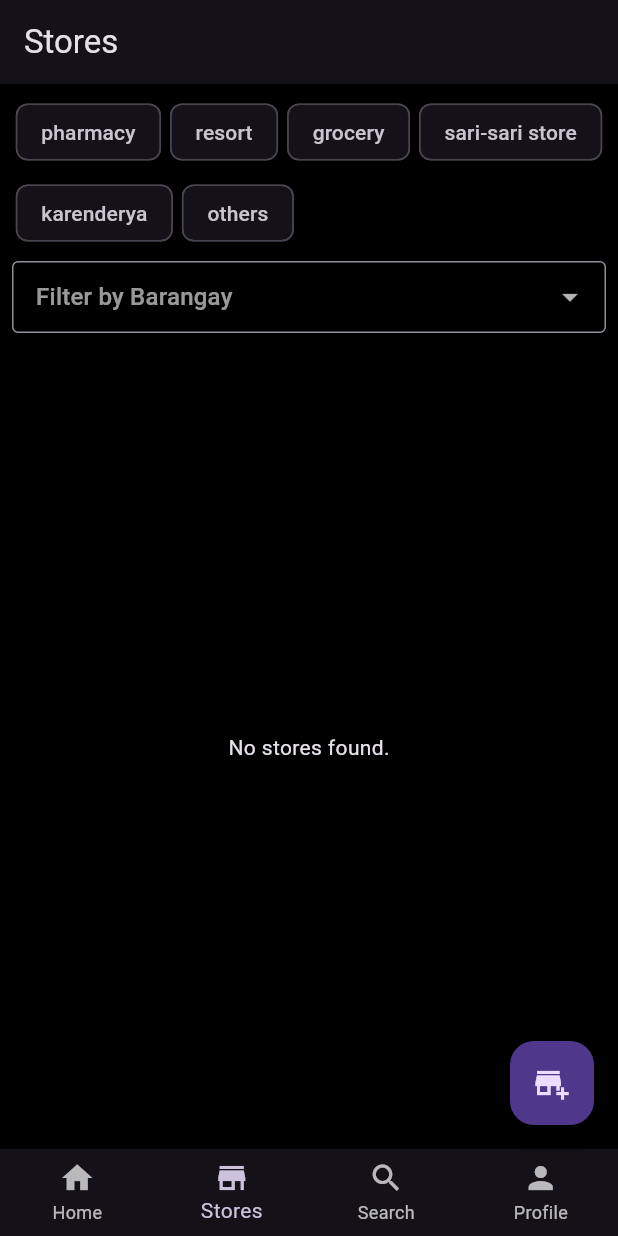
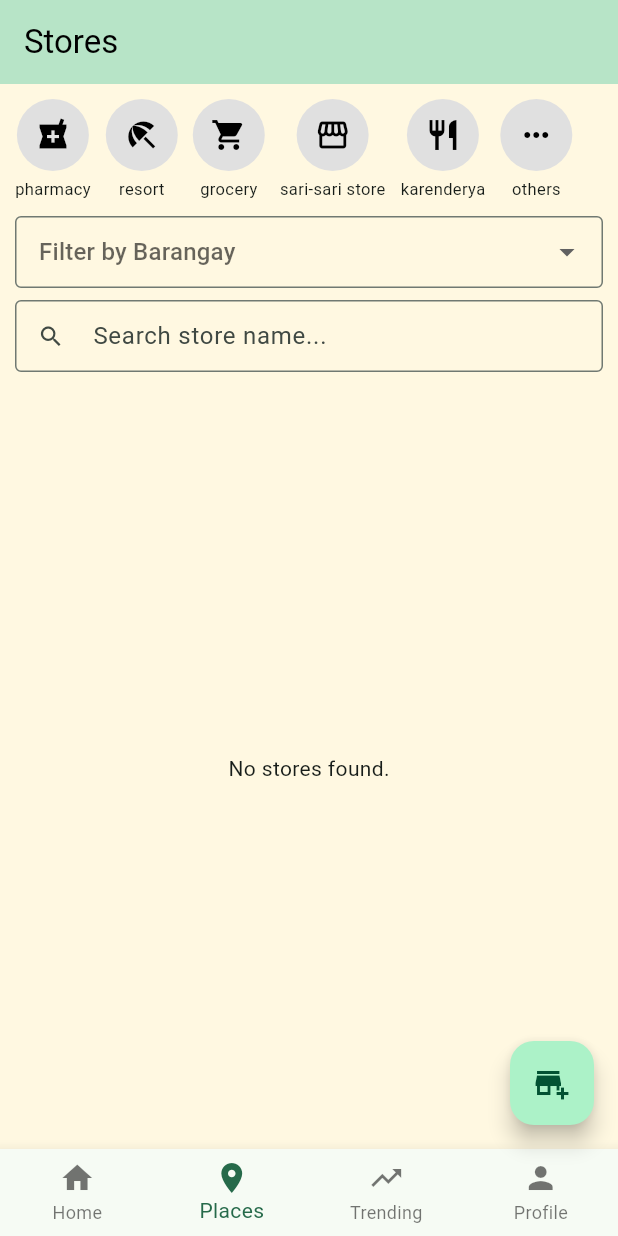
Before and after one commit to Olegario-III/lockalistaapp, a Flutter app: the screen it shows once a user with an empty profile is signed in, item 2 of the bottom bar chosen, on a phone screen of 412 x 824 dp. Run offline on Flutter 3.47's test engine with Material 3 defaults, Android fonts, the phone set to English and light mode, and no system bars; our stand-ins replace cached_network_image, cloud_firestore, firebase_auth, firebase_core, flutter_map, geolocator and 4 more; accounts and stored records are empty; network calls fail.

Commit message:
day20 update the theme, remove the separate search section, add a trending section

```diff
--- a/lib/config/theme.dart
+++ b/lib/config/theme.dart
@@ -1,15 +1,33 @@
 import 'package:flutter/material.dart';
 
 class AppTheme {
-  static final lightTheme = ThemeData(
+  // 🌤 Light Yellow (soft, not blinding)
+  static const Color lightYellow = Color(0xFFFFF8E1);
+
+  // 🌱 Light Green (primary accent)
+  static const Color lightGreen = Color(0xFFB7E4C7);
+
+  static final ThemeData lightTheme = ThemeData(
     brightness: Brightness.light,
-    scaffoldBackgroundColor: Colors.grey[100],
-    primarySwatch: Colors.blue,
+    scaffoldBackgroundColor: lightYellow,
+    colorScheme: ColorScheme.fromSeed(
+      seedColor: lightGreen,
+      brightness: Brightness.light,
+      background: lightYellow,
+    ),
+    appBarTheme: const AppBarTheme(
+      backgroundColor: lightGreen,
+      foregroundColor: Colors.black,
+      elevation: 0,
+    ),
   );
 
-  static final darkTheme = ThemeData(
+  static final ThemeData darkTheme = ThemeData(
     brightness: Brightness.dark,
     scaffoldBackgroundColor: Colors.black,
-    primarySwatch: Colors.blue,
+    colorScheme: ColorScheme.fromSeed(
+      seedColor: lightGreen,
+      brightness: Brightness.dark,
+    ),
   );
 }
--- a/lib/core/utils/theme_notifier.dart
+++ b/lib/core/utils/theme_notifier.dart
@@ -1,7 +1,7 @@
 import 'package:flutter/material.dart';
 
 class ThemeNotifier extends ChangeNotifier {
-  ThemeMode _themeMode = ThemeMode.dark;
+  ThemeMode _themeMode = ThemeMode.light; // ✅ DEFAULT LIGHT MODE
 
   ThemeMode get themeMode => _themeMode;
   bool get isDarkMode => _themeMode == ThemeMode.dark;
--- a/lib/features/auth/login_page.dart
+++ b/lib/features/auth/login_page.dart
@@ -130,7 +130,7 @@ class _LoginPageState extends State<LoginPage> {
                       textAlign: TextAlign.center,
                       style: Theme.of(context).textTheme.bodySmall?.copyWith(
                             fontWeight: FontWeight.w500,
-                            color: Theme.of(context).colorScheme.onBackground,
+                            color: Theme.of(context).colorScheme.onSurface,
                           ),
                     ),
                   ],
--- a/lib/features/home/home_page.dart
+++ b/lib/features/home/home_page.dart
@@ -1,15 +1,14 @@
-// lib/features/home/home_page.dart
 import 'package:flutter/material.dart';
 import 'package:cloud_firestore/cloud_firestore.dart';
 
 import '../../core/services/auth_service.dart';
-import '../stores/store_list_page.dart';
 import '../events/event_list_page.dart';
 import '../events/add_event_page.dart';
+import '../stores/store_list_page.dart';
 import '../stores/add_store_page.dart';
-import '../search/search_page.dart';
 import '../profile/profile_page.dart';
 import '../admin/admin_dashboard_page.dart';
+import '../trending/trending_page.dart'; // ✅ NEW
 
 class HomePage extends StatefulWidget {
   const HomePage({super.key});
@@ -28,14 +27,15 @@ class _HomePageState extends State<HomePage> {
   @override
   void initState() {
     super.initState();
-    // Setup pages
+
     _pages = [
-      EventListPage(),
-      StoreListPage(),
-      SearchPage(),
+      const EventListPage(),      // Home
+      const StoreListPage(),      // Places
+      const TrendingPage(),       // Trending
       if (_auth.currentUser != null)
-    ProfilePage(userId: _auth.currentUser!.uid),
+        ProfilePage(userId: _auth.currentUser!.uid),
     ];
+
     _checkAdmin();
   }
 
@@ -51,7 +51,7 @@ class _HomePageState extends State<HomePage> {
     if (doc.exists && doc.data()?['role'] == 'admin') {
       setState(() {
         _isAdmin = true;
-        _pages.add(AdminDashboardPage());
+        _pages.add(const AdminDashboardPage());
       });
     }
   }
@@ -59,13 +59,8 @@ class _HomePageState extends State<HomePage> {
   @override
   Widget build(BuildContext context) {
     return Scaffold(
-      // Main body
       body: _pages[_currentIndex],
-
-      // Floating Action Button for Add Event / Add Store
       floatingActionButton: _buildFAB(context),
-
-      // Bottom Navigation Bar
       bottomNavigationBar: BottomNavigationBar(
         currentIndex: _currentIndex,
         onTap: (index) => setState(() => _currentIndex = index),
@@ -76,12 +71,12 @@ class _HomePageState extends State<HomePage> {
             label: 'Home',
           ),
           const BottomNavigationBarItem(
-            icon: Icon(Icons.store),
-            label: 'Stores',
+            icon: Icon(Icons.place), // ✅ PLACES
+            label: 'Places',
           ),
           const BottomNavigationBarItem(
-            icon: Icon(Icons.search),
-            label: 'Search',
+            icon: Icon(Icons.trending_up), // ✅ TRENDING
+            label: 'Trending',
           ),
           const BottomNavigationBarItem(
             icon: Icon(Icons.person),
@@ -97,12 +92,12 @@ class _HomePageState extends State<HomePage> {
     );
   }
 
-  /// Returns the FAB depending on selected tab
+  /// Floating Action Button logic
   Widget? _buildFAB(BuildContext context) {
     final user = _auth.currentUser;
-    if (user == null) return null; // Not logged in, no FAB
+    if (user == null) return null;
 
-    // Events tab
+    // Add Event
     if (_currentIndex == 0) {
       return FloatingActionButton(
         onPressed: () {
@@ -116,7 +111,7 @@ class _HomePageState extends State<HomePage> {
       );
     }
 
-    // Stores tab
+    // Add Place (Store)
     if (_currentIndex == 1) {
       return FloatingActionButton(
         onPressed: () {
@@ -125,12 +120,11 @@ class _HomePageState extends State<HomePage> {
             MaterialPageRoute(builder: (_) => const AddStorePage()),
           );
         },
-        tooltip: 'Add Store (Pending Approval)',
+        tooltip: 'Add Place (Pending Approval)',
         child: const Icon(Icons.add_business),
       );
     }
 
-    // No FAB for other tabs
     return null;
   }
 }
--- a/lib/features/stores/add_store_page.dart
+++ b/lib/features/stores/add_store_page.dart
@@ -183,7 +183,7 @@ class _AddStorePageState extends State<AddStorePage> {
 
                       // Store Type
                       DropdownButtonFormField<String>(
-                        value: selectedType,
+                        initialValue: selectedType,
                         decoration:
                             const InputDecoration(labelText: 'Store Type'),
                         items: storeTypes
--- a/lib/features/stores/store_list_page.dart
+++ b/lib/features/stores/store_list_page.dart
@@ -22,6 +22,8 @@ class _StoreListPageState extends State<StoreListPage> {
 
   String? selectedType;
   String? selectedBarangay;
+  String searchQuery = '';
+
   Position? userPosition;
 
   final List<String> storeTypes = [
@@ -32,6 +34,15 @@ class _StoreListPageState extends State<StoreListPage> {
     'karenderya',
     'others',
   ];
+
+  final Map<String, IconData> storeTypeIcons = {
+    'pharmacy': Icons.local_pharmacy,
+    'resort': Icons.beach_access,
+    'grocery': Icons.shopping_cart,
+    'sari-sari store': Icons.storefront,
+    'karenderya': Icons.restaurant,
+    'others': Icons.more_horiz,
+  };
 
   final List<String> barangays = [
     'Batingan',
@@ -66,7 +77,6 @@ class _StoreListPageState extends State<StoreListPage> {
     _checkAdmin();
   }
 
-  /// 🔐 Correct admin check (users.role)
   Future<void> _checkAdmin() async {
     if (currentUserId == null) return;
 
@@ -82,7 +92,6 @@ class _StoreListPageState extends State<StoreListPage> {
     });
   }
 
-  /// 📍 Get user location
   Future<void> _getUserLocation() async {
     final permission = await Geolocator.requestPermission();
     if (permission == LocationPermission.denied ||
@@ -94,7 +103,6 @@ class _StoreListPageState extends State<StoreListPage> {
     if (mounted) setState(() {});
   }
 
-  /// 📏 Distance calculation
   double _distanceToUser(sm.StoreModel store) {
     if (userPosition == null) return double.infinity;
 
@@ -108,8 +116,6 @@ class _StoreListPageState extends State<StoreListPage> {
 
   @override
   Widget build(BuildContext context) {
-    final theme = Theme.of(context);
-
     return Scaffold(
       appBar: AppBar(title: const Text('Stores')),
       body: Column(
@@ -125,19 +131,29 @@ class _StoreListPageState extends State<StoreListPage> {
 
                 var stores = snapshot.data!;
 
-                /// 🔍 Filters
+                /// 🔍 TYPE FILTER
                 if (selectedType != null) {
                   stores =
                       stores.where((s) => s.type == selectedType).toList();
                 }
 
+                /// 📍 BARANGAY FILTER
                 if (selectedBarangay != null) {
                   stores = stores
                       .where((s) => s.barangay == selectedBarangay)
                       .toList();
                 }
 
-                /// 📍 Sort by distance
+                /// 🔎 SEARCH FILTER
+                if (searchQuery.isNotEmpty) {
+                  stores = stores
+                      .where((s) => s.name
+                          .toLowerCase()
+                          .contains(searchQuery.toLowerCase()))
+                      .toList();
+                }
+
+                /// 📏 SORT BY DISTANCE
                 stores.sort(
                   (a, b) =>
                       _distanceToUser(a).compareTo(_distanceToUser(b)),
@@ -169,36 +185,17 @@ class _StoreListPageState extends State<StoreListPage> {
                       ),
                       title: Text(
                         s.name,
-                        style: const TextStyle(fontWeight: FontWeight.w600),
+                        style:
+                            const TextStyle(fontWeight: FontWeight.w600),
                       ),
-                      subtitle: Column(
-                        crossAxisAlignment: CrossAxisAlignment.start,
-                        children: [
-                          const SizedBox(height: 2),
-
-                          /// ⭐ rating + distance
-                          Text(
+                      subtitle: Text(
                         '${s.averageRating.toStringAsFixed(1)} ★ • '
                         '${(_distanceToUser(s) / 1000).toStringAsFixed(2)} km',
                       ),
-
-                          /// 👤 approved by
-                          if (s.approvedByName != null)
-                            Text(
-                              'Approved by ${s.approvedByName}',
-                              style: theme.textTheme.bodySmall?.copyWith(
-                                color: theme.colorScheme.onSurface
-                                    .withOpacity(0.6),
-                              ),
-                            ),
-                        ],
-                      ),
                       trailing: canDelete
                           ? IconButton(
-                              icon: const Icon(
-                                Icons.delete,
-                                color: Colors.red,
-                              ),
+                              icon: const Icon(Icons.delete,
+                                  color: Colors.red),
                               onPressed: () async {
                                 final confirm =
                                     await showDialog<bool>(
@@ -207,8 +204,7 @@ class _StoreListPageState extends State<StoreListPage> {
                                     title:
                                         const Text('Delete store?'),
                                     content: const Text(
-                                      'This action cannot be undone.',
-                                    ),
+                                        'This action cannot be undone.'),
                                     actions: [
                                       TextButton(
                                         onPressed: () =>
@@ -252,29 +248,60 @@ class _StoreListPageState extends State<StoreListPage> {
     );
   }
 
-  /// 🔘 Filters UI
+  /// 🔘 FILTER UI (ICON + DROPDOWN + SEARCH)
   Widget _buildFilters() {
     return Padding(
-      padding: const EdgeInsets.all(8),
+      padding: const EdgeInsets.all(10),
       child: Column(
         children: [
-          Wrap(
-            spacing: 6,
-            runSpacing: 6,
-            children: storeTypes.map((type) {
+          /// 🔹 ICON TYPE FILTER (HORIZONTAL)
+          SizedBox(
+            height: 70,
+            child: ListView.separated(
+              scrollDirection: Axis.horizontal,
+              itemCount: storeTypes.length,
+              separatorBuilder: (_, __) =>
+                  const SizedBox(width: 10),
+              itemBuilder: (context, index) {
+                final type = storeTypes[index];
                 final selected = selectedType == type;
-              return ChoiceChip(
-                label: Text(type),
-                selected: selected,
-                onSelected: (_) {
+
+                return GestureDetector(
+                  onTap: () {
                     setState(() {
                       selectedType = selected ? null : type;
                     });
                   },
+                  child: Column(
+                    children: [
+                      CircleAvatar(
+                        radius: 24,
+                        backgroundColor: selected
+                            ? Theme.of(context)
+                                .colorScheme
+                                .primary
+                            : Colors.grey[300],
+                        child: Icon(
+                          storeTypeIcons[type],
+                          color:
+                              selected ? Colors.white : Colors.black,
+                        ),
+                      ),
+                      const SizedBox(height: 4),
+                      Text(
+                        type,
+                        style: const TextStyle(fontSize: 11),
+                      ),
+                    ],
+                  ),
                 );
-            }).toList(),
+              },
             ),
+          ),
+
           const SizedBox(height: 8),
+
+          /// 🔹 BARANGAY DROPDOWN
           DropdownButtonFormField<String>(
             initialValue: selectedBarangay,
             hint: const Text('Filter by Barangay'),
@@ -294,6 +321,21 @@ class _StoreListPageState extends State<StoreListPage> {
               isDense: true,
             ),
           ),
+
+          const SizedBox(height: 8),
+
+          /// 🔹 SEARCH BOX
+          TextField(
+            decoration: const InputDecoration(
+              prefixIcon: Icon(Icons.search),
+              hintText: 'Search store name...',
+              border: OutlineInputBorder(),
+              isDense: true,
+            ),
+            onChanged: (value) {
+              setState(() => searchQuery = value.trim());
+            },
+          ),
         ],
       ),
     );
--- a/lib/models/store_model.dart
+++ b/lib/models/store_model.dart
@@ -1,10 +1,10 @@
 import 'package:cloud_firestore/cloud_firestore.dart';
-import 'comment_model.dart'; // ✅ Use the single source of truth
+import 'comment_model.dart';
 
 class StoreModel {
   final String id;
   final String name;
-  final String type; // pharmacy, resort, grocery, etc.
+  final String type;
   final String barangay;
   final String? address;
   final GeoPoint location;
@@ -12,21 +12,15 @@ class StoreModel {
   final bool approved;
   final List<String> reportedBy;
 
-  /// Approval info
-  final String? approvedById;    // Admin UID
-  final String? approvedByName;  // Admin Name
-  final Timestamp? approvedAt;    // When it was approved
+  final String? approvedById;
+  final String? approvedByName;
+  final Timestamp? approvedAt;
 
-  /// Rating system
-  final double rating;       // total rating score
-  final int ratingCount;     // number of ratings
+  final double rating;
+  final int ratingCount;
 
-  /// Comments
   final List<CommentModel> comments;
-
   final String? description;
-
-  /// Support multiple images
   final List<String> images;
 
   StoreModel({
@@ -49,14 +43,9 @@ class StoreModel {
     this.images = const [],
   });
 
-  /// ⭐ Average rating (used by UI)
-  double get averageRating =>
-      ratingCount == 0 ? 0.0 : rating / ratingCount;
-
-  /// 🖼️ Main image used by UI (prevents imageUrl error)
+  double get averageRating => ratingCount == 0 ? 0.0 : rating / ratingCount;
   String get imageUrl => images.isNotEmpty ? images.first : '';
 
-  /// 🔹 Firestore → Model
   factory StoreModel.fromMap(Map<String, dynamic> map, String id) {
     return StoreModel(
       id: id,
@@ -81,7 +70,6 @@ class StoreModel {
     );
   }
 
-  /// 🔹 Model → Firestore
   Map<String, dynamic> toMap() {
     return {
       'name': name,
```
Also changed, not shown: lib/features/events/event_card.dart (+85 -95 lines), lib/features/trending/trending_page.dart (added, +272 -0 lines). Lines whose indentation alone changed are shown as unchanged.
